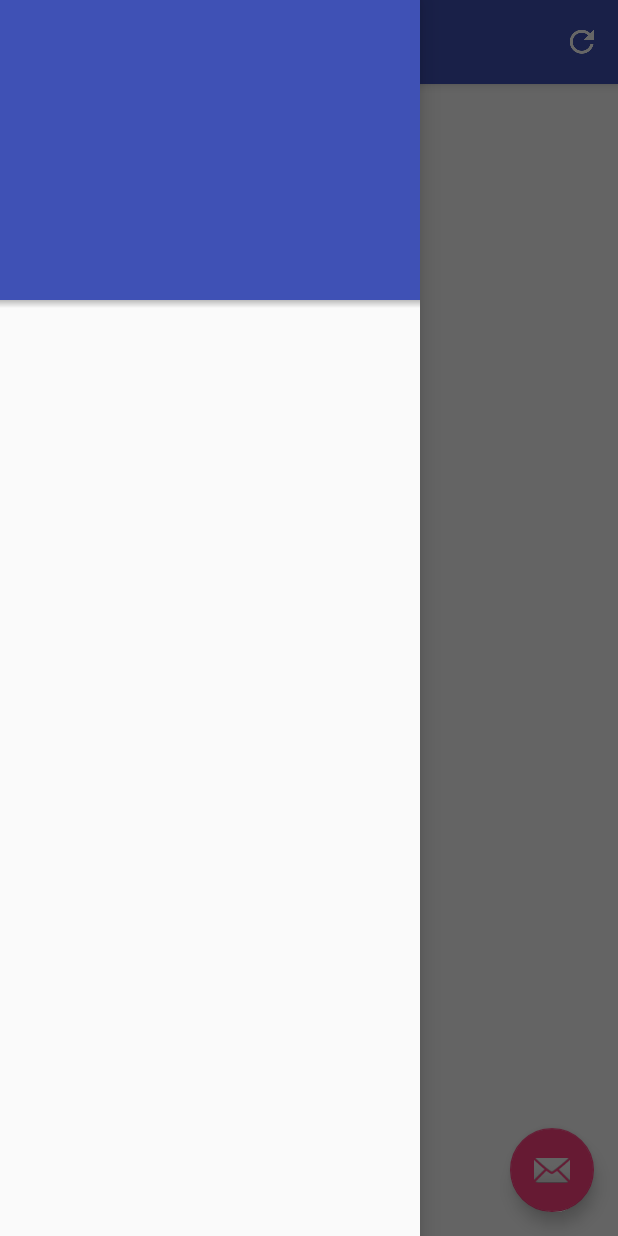
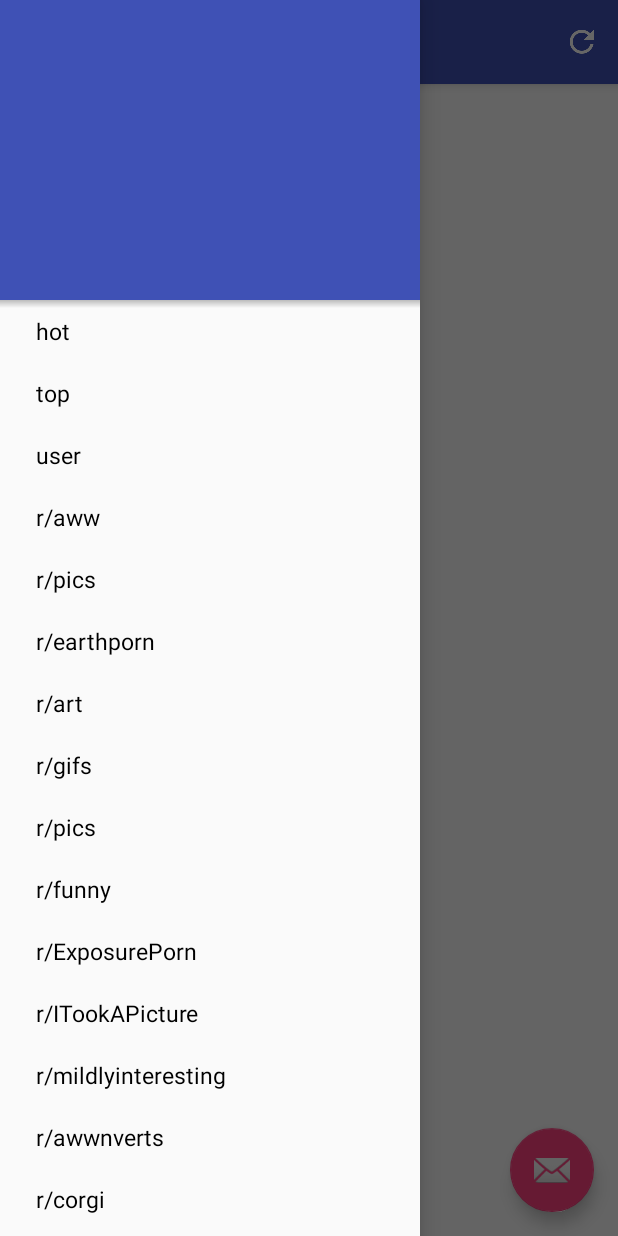
Before and after one commit to worker8/Blue-unofficial-Imgur-reader, an Android app: the screen it shows after launch (MainActivity), with the side drawer open, on a phone screen of 412 x 824 dp. Run offline under Robolectric (Android 15) with nearby library versions, the phone set to English and light mode, and no system bars; our stand-ins replace ButterKnife; libraries missing offline, so code that uses them is left out: com.nostra13.universalimageloader, de.greenrobot.event, rx.android.schedulers, rx.schedulers, rx.subscriptions; 7 statements that could not run were skipped.

Commit message:
[Feature] Able to choose section from nav drawer

```diff
--- a/app/build.gradle
+++ b/app/build.gradle
@@ -63,7 +63,8 @@ dependencies {
     compile 'com.android.support:cardview-v7:23.1.1'
     /* Only using it to render Gif */
     compile 'com.facebook.fresco:fresco:0.5.3+'
-
+    /* Inter activity/fragment communication */
+    compile 'de.greenrobot:eventbus:2.4.0'
     testCompile 'junit:junit:4.12'
 
 }
--- a/app/src/main/java/worker8/com/github/imgurdiscovery/imgur/ImgurConstant.java
+++ b/app/src/main/java/worker8/com/github/imgurdiscovery/imgur/ImgurConstant.java
@@ -1,5 +1,27 @@
 package worker8.com.github.imgurdiscovery.imgur;
 
+import java.util.ArrayList;
+
 public class ImgurConstant {
+    public static ArrayList<String> sectionList;
+
+    static {
+        sectionList = new ArrayList<>();
+        sectionList.add("hot");
+        sectionList.add("top");
+        sectionList.add("user");
+        sectionList.add("r/aww");
+        sectionList.add("r/pics");
+        sectionList.add("r/earthporn");
+        sectionList.add("r/art");
+        sectionList.add("r/gifs");
+        sectionList.add("r/pics");
+        sectionList.add("r/funny");
+        sectionList.add("r/ExposurePorn");
+        sectionList.add("r/ITookAPicture");
+        sectionList.add("r/mildlyinteresting");
+        sectionList.add("r/awwnverts");
+        sectionList.add("r/corgi");
+    }
 
 }
--- a/app/src/main/java/worker8/com/github/imgurdiscovery/main/ImageAdapter.java
+++ b/app/src/main/java/worker8/com/github/imgurdiscovery/main/ImageAdapter.java
@@ -84,7 +84,7 @@ public class ImageAdapter extends BaseAdapter {
         final ImageView imageView = ButterKnife.findById(convertView, R.id.row_main_iv_image);
         ProgressBar progressBar = ButterKnife.findById(convertView, R.id.card_image_pb_loading);
 
-        clearConvertView(titleTV, authorTV, imageView, progressBar);
+        clearView(titleTV, authorTV, imageView, progressBar);
 
         String titleText = HtmlFormatter.from(imgurData.getAccount_url()).fontColor("#01579B").bold().getHtmlString();
 //        titleText += HtmlFormatter.from(Constant.MIDDLE_DOT + creationDateFormatted).small().getHtmlString();
@@ -133,7 +133,7 @@ public class ImageAdapter extends BaseAdapter {
         });
     }
 
-    private void clearConvertView(TextView titleTV, TextView authorTV, ImageView imageView, ProgressBar progressBar) {
+    private void clearView(TextView titleTV, TextView authorTV, ImageView imageView, ProgressBar progressBar) {
         titleTV.setText("");
         authorTV.setText("");
         imageView.getLayoutParams().height = (int) Util.convertDpToPixel(ImagePlaceHolderHeight_dp, activity);
--- a/app/src/main/java/worker8/com/github/imgurdiscovery/main/MainActivity.java
+++ b/app/src/main/java/worker8/com/github/imgurdiscovery/main/MainActivity.java
@@ -17,12 +17,14 @@ import android.widget.ProgressBar;
 
 import butterknife.Bind;
 import butterknife.ButterKnife;
+import de.greenrobot.event.EventBus;
 import rx.Observable;
 import rx.Observer;
 import rx.android.schedulers.AndroidSchedulers;
 import rx.schedulers.Schedulers;
 import rx.subscriptions.CompositeSubscription;
 import worker8.com.github.imgurdiscovery.R;
+import worker8.com.github.imgurdiscovery.imgur.ImgurConstant;
 import worker8.com.github.imgurdiscovery.util.RxUtils;
 import worker8.com.github.jimgur.imgur.paging_api.ImgurPaginationResponse;
 import worker8.com.github.jimgur.imgur.paging_api.ImgurPaginator;
@@ -35,10 +37,14 @@ public class MainActivity extends AppCompatActivity {
     private CompositeSubscription _subscriptions = new CompositeSubscription();
     private ImgurPaginator imgurPaginator;
     ImageAdapter imageAdapter;
+    /**
+     * currently selected section, changeable from nav drawer
+     */
+    String currentSection;
 
     /* UI variables */
     @Bind(R.id.main_drawer_layout)
-    DrawerLayout mDrawerLayout;
+    DrawerLayout drawerLayout;
     @Bind(R.id.nav_lv)
     ListView navListView;
     @Bind(R.id.main_lv_image_list)
@@ -56,17 +62,20 @@ public class MainActivity extends AppCompatActivity {
         activity = this;
         setContentView(R.layout.activity_main);
         ButterKnife.bind(this);
+        EventBus.getDefault().register(this);
 
         Toolbar toolbar = (Toolbar) findViewById(R.id.toolbar);
         setSupportActionBar(toolbar);
 
         /* setup burger menu */
         ActionBarDrawerToggle mDrawerToggle = new ActionBarDrawerToggle(
-                this, mDrawerLayout, toolbar, R.string.drawer_open_string, R.string.drawer_close_string);
-        mDrawerLayout.setDrawerListener(mDrawerToggle);
+                this, drawerLayout, toolbar, R.string.drawer_open_string, R.string.drawer_close_string);
+        drawerLayout.setDrawerListener(mDrawerToggle);
         getSupportActionBar().setDisplayHomeAsUpEnabled(true);
         getSupportActionBar().setHomeButtonEnabled(true);
         mDrawerToggle.syncState();
+
+        navListView.setAdapter(new NavAdapter(activity));
 
         FloatingActionButton fab = (FloatingActionButton) findViewById(R.id.fab);
         fab.setOnClickListener(new View.OnClickListener() {
@@ -76,8 +85,8 @@ public class MainActivity extends AppCompatActivity {
                         .setAction("Action", null).show();
             }
         });
-
-        loadMore();
+        currentSection = ImgurConstant.sectionList.get(0);
+        loadMore(currentSection); // default to choose the first one
     }
 
     /**
@@ -89,9 +98,9 @@ public class MainActivity extends AppCompatActivity {
         imageListView.setAdapter(null);
     }
 
-    private void loadMore() {
+    private void loadMore(String section) {
         if (imgurPaginator == null) {
-            imgurPaginator = new ImgurPaginator();
+            imgurPaginator = new ImgurPaginator(section);
             progressBarMiddle.setVisibility(View.VISIBLE);
             progressBarBottom.setVisibility(View.GONE); // don't show for the 1st time
         } else {
@@ -134,8 +143,9 @@ public class MainActivity extends AppCompatActivity {
     }
 
     /**
-     * This is called when {@link #loadMore()} obtained more data
-     * @param imgurPaginationResponse data that is loaded by {@link #loadMore()}
+     * This is called when {@link #loadMore(String)} obtained more data
+     *
+     * @param imgurPaginationResponse data that is loaded by {@link #loadMore(String)}
      */
     private void onNewDataLoaded(ImgurPaginationResponse imgurPaginationResponse) {
         if (imageAdapter == null) {
@@ -152,7 +162,7 @@ public class MainActivity extends AppCompatActivity {
                     final int lastItem = firstVisibleItem + visibleItemCount;
                     if (lastItem == totalItemCount) {
                         if (!loadMoreLock) { //to avoid multiple calls for last item
-                            loadMore();
+                            loadMore(currentSection);
                         }
                     }
                 }
@@ -160,6 +170,24 @@ public class MainActivity extends AppCompatActivity {
         }
         imageAdapter.addNewData(imgurPaginationResponse.getData());
         loadMoreLock = false;
+    }
+
+    /**
+     * This is triggered when a new section in the navigational drawer is clicked
+     */
+    public void onEvent(NewSectionSelectedEvent event) {
+        currentSection = event.section;
+        reset();
+        loadMore(currentSection);
+        drawerLayout.closeDrawers();
+    }
+
+    public static class NewSectionSelectedEvent {
+        public String section;
+
+        public NewSectionSelectedEvent(String section) {
+            this.section = section;
+        }
     }
 
     @Override
@@ -172,6 +200,12 @@ public class MainActivity extends AppCompatActivity {
     public void onPause() {
         super.onPause();
         RxUtils.unsubscribeIfNotNull(_subscriptions);
+    }
+
+    @Override
+    protected void onDestroy() {
+        super.onDestroy();
+        EventBus.getDefault().unregister(this);
     }
 
     @Override
@@ -191,7 +225,7 @@ public class MainActivity extends AppCompatActivity {
         //noinspection SimplifiableIfStatement
         if (id == R.id.action_refresh) {
             reset();
-            loadMore();
+            loadMore(currentSection);
             return true;
         }
 
--- /dev/null
+++ b/app/src/main/java/worker8/com/github/imgurdiscovery/main/NavAdapter.java
@@ -0,0 +1,58 @@
+package worker8.com.github.imgurdiscovery.main;
+
+import android.view.View;
+import android.view.ViewGroup;
+import android.widget.BaseAdapter;
+import android.widget.TextView;
+
+import butterknife.ButterKnife;
+import de.greenrobot.event.EventBus;
+import worker8.com.github.imgurdiscovery.R;
+import worker8.com.github.imgurdiscovery.imgur.ImgurConstant;
+
+public class NavAdapter extends BaseAdapter {
+    MainActivity activity;
+
+    public NavAdapter(MainActivity activity) {
+        this.activity = activity;
+    }
+
+    @Override
+    public int getCount() {
+        return ImgurConstant.sectionList.size();
+    }
+
+    @Override
+    public Object getItem(int position) {
+        return null;
+    }
+
+    @Override
+    public long getItemId(int position) {
+        return 0;
+    }
+
+    @Override
+    public View getView(int position, View convertView, ViewGroup parent) {
+        if (convertView == null) {
+            convertView = activity.getLayoutInflater().inflate(R.layout.nav_row, null);
+        }
+        TextView navRowTV = ButterKnife.findById(convertView, R.id.nav_row_tv);
+        clearView(navRowTV);
+
+        String section = ImgurConstant.sectionList.get(position);
+        navRowTV.setText(section);
+        convertView.setOnClickListener(new View.OnClickListener() {
+            @Override
+            public void onClick(View v) {
+                EventBus.getDefault().post(new MainActivity.NewSectionSelectedEvent(section));
+            }
+        });
+        return convertView;
+    }
+
+    public void clearView(TextView navRowTV) {
+        navRowTV.setText("");
+        navRowTV.setOnClickListener(null);
+    }
+}
--- /dev/null
+++ b/app/src/main/res/drawable/touch_feedback_blue.xml
@@ -0,0 +1,5 @@
+<?xml version="1.0" encoding="utf-8"?>
+<selector xmlns:android="http://schemas.android.com/apk/res/android">
+    <item android:drawable="@color/md_blue_100" android:state_pressed="true" />
+    <item android:drawable="@android:color/transparent" />
+</selector>
--- /dev/null
+++ b/app/src/main/res/layout/nav_row.xml
@@ -0,0 +1,13 @@
+<?xml version="1.0" encoding="utf-8"?>
+<TextView xmlns:android="http://schemas.android.com/apk/res/android"
+    xmlns:tools="http://schemas.android.com/tools"
+    android:id="@+id/nav_row_tv"
+    android:layout_width="match_parent"
+    android:layout_height="match_parent"
+    android:background="@drawable/touch_feedback_blue"
+    android:paddingBottom="10dp"
+    android:paddingLeft="@dimen/standard_margin_24dp"
+    android:paddingTop="10dp"
+    android:textColor="#000000"
+    android:textSize="15sp"
+    tools:text="funny" />
--- a/jimgur/src/main/java/worker8/com/github/jimgur/imgur/paging_api/ImgurPaginator.java
+++ b/jimgur/src/main/java/worker8/com/github/jimgur/imgur/paging_api/ImgurPaginator.java
@@ -16,6 +16,10 @@ public class ImgurPaginator {
         this.currentPage = currentPage;
     }
 
+    public ImgurPaginator(String section) {
+        this.section = section;
+    }
+
     public static ImgurPaginationApi instantiate() {
         return ImgurApi.getBuilder().create(ImgurPaginationApi.class);
     }
@@ -32,7 +36,7 @@ public class ImgurPaginator {
     /**
      * Reset {@link ImgurPaginator#currentPage} to 0
      */
-    public void resetPage(){
+    public void resetPage() {
         currentPage = 0;
     }
 
```
Also changed, not shown: app/src/main/res/layout/activity_image_viewer.xml (+5 -5 lines), app/src/main/res/drawable/drop_shadow_light.xml (renamed from app/src/main/res/drawable-hdpi/drop_shadow_light.xml), app/src/main/res/drawable/touch_feedback_white.xml (renamed from app/src/main/res/drawable-hdpi/ripple_white.xml).
